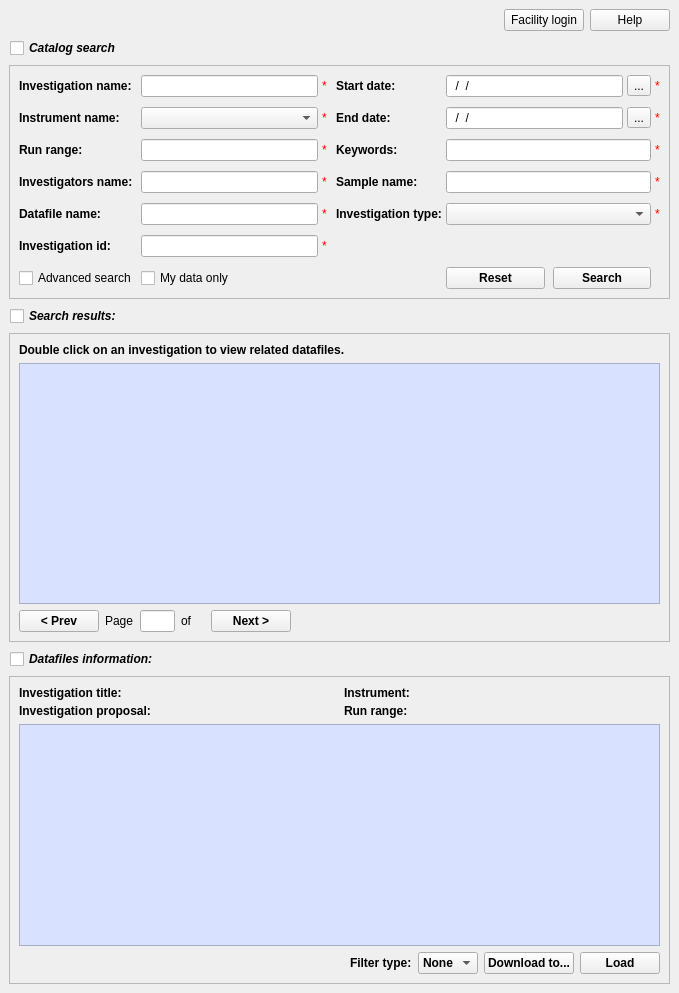
Old version of the form Code/Mantid/MantidQt/MantidWidgets/inc/MantidQtMantidWidgets/CatalogSearch.ui in the repository mantidproject/mantid.
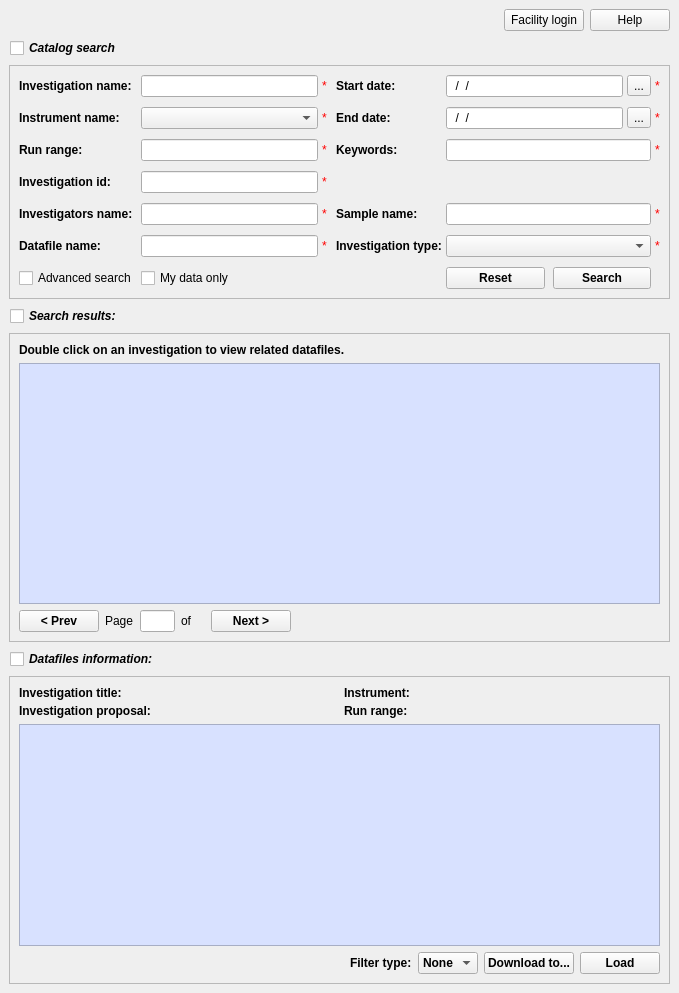
New version of the form.

Commit message: Move investigation id field above advanced elements. Refs #8757.

The edit to the form file:
```diff
--- a/Code/Mantid/MantidQt/MantidWidgets/inc/MantidQtMantidWidgets/CatalogSearch.ui
+++ b/Code/Mantid/MantidQt/MantidWidgets/inc/MantidQtMantidWidgets/CatalogSearch.ui
@@ -210,23 +210,6 @@
             </property>
            </widget>
           </item>
-          <item row="3" column="2" alignment="Qt::AlignHCenter">
-           <widget class="QLabel" name="InvestigatorSurname_err">
-            <property name="styleSheet">
-             <string notr="true">color: rgb(255, 0, 0);</string>
-            </property>
-            <property name="text">
-             <string>*</string>
-            </property>
-           </widget>
-          </item>
-          <item row="4" column="1" alignment="Qt::AlignVCenter">
-           <widget class="QLineEdit" name="DataFileName">
-            <property name="toolTip">
-             <string>&lt;html&gt;&lt;head/&gt;&lt;body&gt;&lt;p&gt;The name of the datafile to search for.&lt;/p&gt;&lt;/body&gt;&lt;/html&gt;</string>
-            </property>
-           </widget>
-          </item>
           <item row="1" column="2" alignment="Qt::AlignHCenter|Qt::AlignVCenter">
            <widget class="QLabel" name="Instrument_err">
             <property name="styleSheet">
@@ -263,19 +246,6 @@
             </property>
            </widget>
           </item>
-          <item row="3" column="0">
-           <widget class="QLabel" name="advNameLbl">
-            <property name="font">
-             <font>
-              <weight>75</weight>
-              <bold>true</bold>
-             </font>
-            </property>
-            <property name="text">
-             <string>Investigators name:</string>
-            </property>
-           </widget>
-          </item>
           <item row="0" column="4" alignment="Qt::AlignVCenter">
            <widget class="QLabel" name="startDateLbl">
             <property name="font">
@@ -289,19 +259,6 @@
             </property>
            </widget>
           </item>
-          <item row="3" column="4">
-           <widget class="QLabel" name="advSampleLbl">
-            <property name="font">
-             <font>
-              <weight>75</weight>
-              <bold>true</bold>
-             </font>
-            </property>
-            <property name="text">
-             <string>Sample name:</string>
-            </property>
-           </widget>
-          </item>
           <item row="2" column="5" colspan="2">
            <widget class="QLineEdit" name="Keywords">
             <property name="toolTip">
@@ -331,19 +288,6 @@
             </property>
            </widget>
           </item>
-          <item row="4" column="0">
-           <widget class="QLabel" name="advDatafileLbl">
-            <property name="font">
-             <font>
-              <weight>75</weight>
-              <bold>true</bold>
-             </font>
-            </property>
-            <property name="text">
-             <string>Datafile name:</string>
-            </property>
-           </widget>
-          </item>
           <item row="1" column="7">
            <widget class="QLabel" name="EndDate_err">
             <property name="styleSheet">
@@ -361,6 +305,22 @@
             </property>
            </widget>
           </item>
+          <item row="2" column="1">
+           <widget class="QLineEdit" name="RunRange">
+            <property name="toolTip">
+             <string>&lt;html&gt;&lt;head/&gt;&lt;body&gt;&lt;p&gt;Enter a run number, or a range of runs seperated by a hyphen (-) or colon (:).&lt;/p&gt;&lt;/body&gt;&lt;/html&gt;</string>
+            </property>
+            <property name="inputMethodHints">
+             <set>Qt::ImhDigitsOnly</set>
+            </property>
+            <property name="inputMask">
+             <string/>
+            </property>
+            <property name="text">
+             <string/>
+            </property>
+           </widget>
+          </item>
           <item row="1" column="5">
            <widget class="QLineEdit" name="EndDate">
             <property name="toolTip">
@@ -381,32 +341,6 @@
             </property>
            </widget>
           </item>
-          <item row="2" column="1">
-           <widget class="QLineEdit" name="RunRange">
-            <property name="toolTip">
-             <string>&lt;html&gt;&lt;head/&gt;&lt;body&gt;&lt;p&gt;Enter a run number, or a range of runs seperated by a hyphen (-) or colon (:).&lt;/p&gt;&lt;/body&gt;&lt;/html&gt;</string>
-            </property>
-            <property name="inputMethodHints">
-             <set>Qt::ImhDigitsOnly</set>
-            </property>
-            <property name="inputMask">
-             <string/>
-            </property>
-            <property name="text">
-             <string/>
-            </property>
-           </widget>
-          </item>
-          <item row="4" column="2" alignment="Qt::AlignHCenter">
-           <widget class="QLabel" name="InvestigationAbstract_err">
-            <property name="styleSheet">
-             <string notr="true">color: rgb(255, 0, 0);</string>
-            </property>
-            <property name="text">
-             <string>*</string>
-            </property>
-           </widget>
-          </item>
           <item row="1" column="4" alignment="Qt::AlignVCenter">
            <widget class="QLabel" name="endDateLbl">
             <property name="enabled">
@@ -439,29 +373,6 @@
             </property>
            </widget>
           </item>
-          <item row="4" column="7" alignment="Qt::AlignHCenter">
-           <widget class="QLabel" name="InvestigationType_err">
-            <property name="styleSheet">
-             <string notr="true">color: rgb(255, 0, 0);</string>
-            </property>
-            <property name="text">
-             <string>*</string>
-            </property>
-           </widget>
-          </item>
-          <item row="4" column="4">
-           <widget class="QLabel" name="advTypeLbl">
-            <property name="font">
-             <font>
-              <weight>75</weight>
-              <bold>true</bold>
-             </font>
-            </property>
-            <property name="text">
-             <string>Investigation type:</string>
-            </property>
-           </widget>
-          </item>
           <item row="0" column="0">
            <widget class="QLabel" name="invesNameLbl">
             <property name="font">
@@ -579,16 +490,6 @@
             </property>
            </widget>
           </item>
-          <item row="4" column="5" colspan="2">
-           <widget class="QComboBox" name="InvestigationType">
-            <property name="sizePolicy">
-             <sizepolicy hsizetype="Expanding" vsizetype="Fixed">
-              <horstretch>0</horstretch>
-              <verstretch>0</verstretch>
-             </sizepolicy>
-            </property>
-           </widget>
-          </item>
           <item row="0" column="5">
            <widget class="QLineEdit" name="StartDate">
             <property name="toolTip">
@@ -605,31 +506,123 @@
             </property>
            </widget>
           </item>
-          <item row="3" column="1">
-           <widget class="QLineEdit" name="InvestigatorSurname">
-            <property name="toolTip">
-             <string>&lt;html&gt;&lt;head/&gt;&lt;body&gt;&lt;p&gt;The name (forename, surname, or both) of the investigator of an investigation. This is case insensitive.&lt;/p&gt;&lt;/body&gt;&lt;/html&gt;</string>
+          <item row="5" column="4">
+           <widget class="QLabel" name="advTypeLbl">
+            <property name="font">
+             <font>
+              <weight>75</weight>
+              <bold>true</bold>
+             </font>
             </property>
+            <property name="text">
+             <string>Investigation type:</string>
+            </property>
            </widget>
           </item>
-          <item row="3" column="7">
-           <widget class="QLabel" name="SampleName_err">
-            <property name="styleSheet">
-             <string notr="true">color: rgb(255, 0, 0);</string>
+          <item row="4" column="4">
+           <widget class="QLabel" name="advSampleLbl">
+            <property name="font">
+             <font>
+              <weight>75</weight>
+              <bold>true</bold>
+             </font>
             </property>
             <property name="text">
-             <string>*</string>
+             <string>Sample name:</string>
             </property>
            </widget>
           </item>
-          <item row="3" column="5" colspan="2">
+          <item row="4" column="5" colspan="2">
            <widget class="QLineEdit" name="SampleName">
             <property name="toolTip">
              <string>&lt;html&gt;&lt;head/&gt;&lt;body&gt;&lt;p&gt;The name of the sample in an investigation to search for.&lt;/p&gt;&lt;/body&gt;&lt;/html&gt;</string>
             </property>
            </widget>
           </item>
+          <item row="5" column="5" colspan="2">
+           <widget class="QComboBox" name="InvestigationType">
+            <property name="sizePolicy">
+             <sizepolicy hsizetype="Expanding" vsizetype="Fixed">
+              <horstretch>0</horstretch>
+              <verstretch>0</verstretch>
+             </sizepolicy>
+            </property>
+           </widget>
+          </item>
+          <item row="5" column="7">
+           <widget class="QLabel" name="InvestigationType_err">
+            <property name="styleSheet">
+             <string notr="true">color: rgb(255, 0, 0);</string>
+            </property>
+            <property name="text">
+             <string>*</string>
+            </property>
+           </widget>
+          </item>
+          <item row="4" column="7">
+           <widget class="QLabel" name="SampleName_err">
+            <property name="styleSheet">
+             <string notr="true">color: rgb(255, 0, 0);</string>
+            </property>
+            <property name="text">
+             <string>*</string>
+            </property>
+           </widget>
+          </item>
+          <item row="5" column="2">
+           <widget class="QLabel" name="InvestigationAbstract_err">
+            <property name="styleSheet">
+             <string notr="true">color: rgb(255, 0, 0);</string>
+            </property>
+            <property name="text">
+             <string>*</string>
+            </property>
+           </widget>
+          </item>
+          <item row="4" column="2">
+           <widget class="QLabel" name="InvestigatorSurname_err">
+            <property name="styleSheet">
+             <string notr="true">color: rgb(255, 0, 0);</string>
+            </property>
+            <property name="text">
+             <string>*</string>
+            </property>
+           </widget>
+          </item>
+          <item row="5" column="1">
+           <widget class="QLineEdit" name="DataFileName">
+            <property name="toolTip">
+             <string>&lt;html&gt;&lt;head/&gt;&lt;body&gt;&lt;p&gt;The name of the datafile to search for.&lt;/p&gt;&lt;/body&gt;&lt;/html&gt;</string>
+            </property>
+           </widget>
+          </item>
           <item row="5" column="0">
+           <widget class="QLabel" name="advDatafileLbl">
+            <property name="font">
+             <font>
+              <weight>75</weight>
+              <bold>true</bold>
+             </font>
+            </property>
+            <property name="text">
+             <string>Datafile name:</string>
+            </property>
+           </widget>
+          </item>
+          <item row="4" column="0">
+           <widget class="QLabel" name="advNameLbl">
+            <property name="font">
+             <font>
+              <weight>75</weight>
+              <bold>true</bold>
+             </font>
+            </property>
+            <property name="text">
+             <string>Investigators name:</string>
+            </property>
+           </widget>
+          </item>
+          <item row="3" column="0">
            <widget class="QLabel" name="InvestigationIdLbl">
             <property name="font">
              <font>
@@ -642,23 +635,30 @@
             </property>
            </widget>
           </item>
-          <item row="5" column="1">
+          <item row="3" column="2">
+           <widget class="QLabel" name="InvestigationId_err">
+            <property name="styleSheet">
+             <string notr="true">color: rgb(255, 0, 0);</string>
+            </property>
+            <property name="text">
+             <string>*</string>
+            </property>
+           </widget>
+          </item>
+          <item row="4" column="1">
+           <widget class="QLineEdit" name="InvestigatorSurname">
+            <property name="toolTip">
+             <string>&lt;html&gt;&lt;head/&gt;&lt;body&gt;&lt;p&gt;The name (forename, surname, or both) of the investigator of an investigation. This is case insensitive.&lt;/p&gt;&lt;/body&gt;&lt;/html&gt;</string>
+            </property>
+           </widget>
+          </item>
+          <item row="3" column="1">
            <widget class="QLineEdit" name="InvestigationId">
             <property name="toolTip">
              <string>&lt;html&gt;&lt;head/&gt;&lt;body&gt;&lt;p&gt;The investigation id of the datafile to search for.&lt;/p&gt;&lt;/body&gt;&lt;/html&gt;</string>
             </property>
            </widget>
           </item>
-          <item row="5" column="2">
-           <widget class="QLabel" name="InvestigationId_err">
-            <property name="styleSheet">
-             <string notr="true">color: rgb(255, 0, 0);</string>
-            </property>
-            <property name="text">
-             <string>*</string>
-            </property>
-           </widget>
-          </item>
          </layout>
         </item>
        </layout>
```
Left out of the diff: 10 changed lines with no effect on the pictures.
